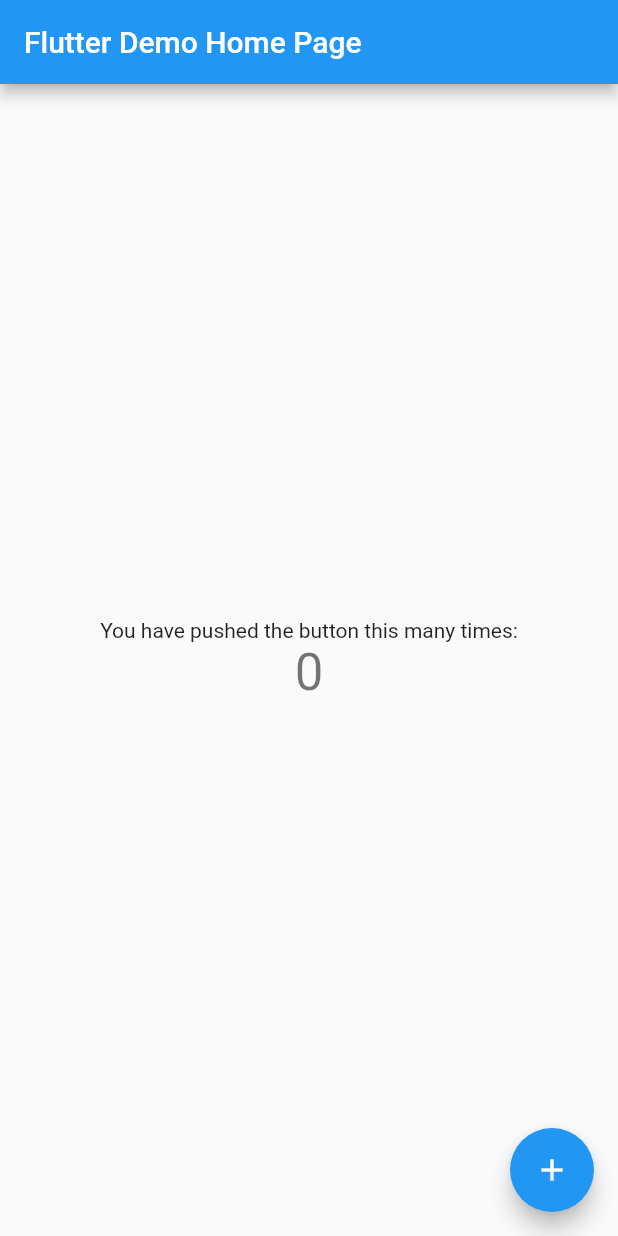
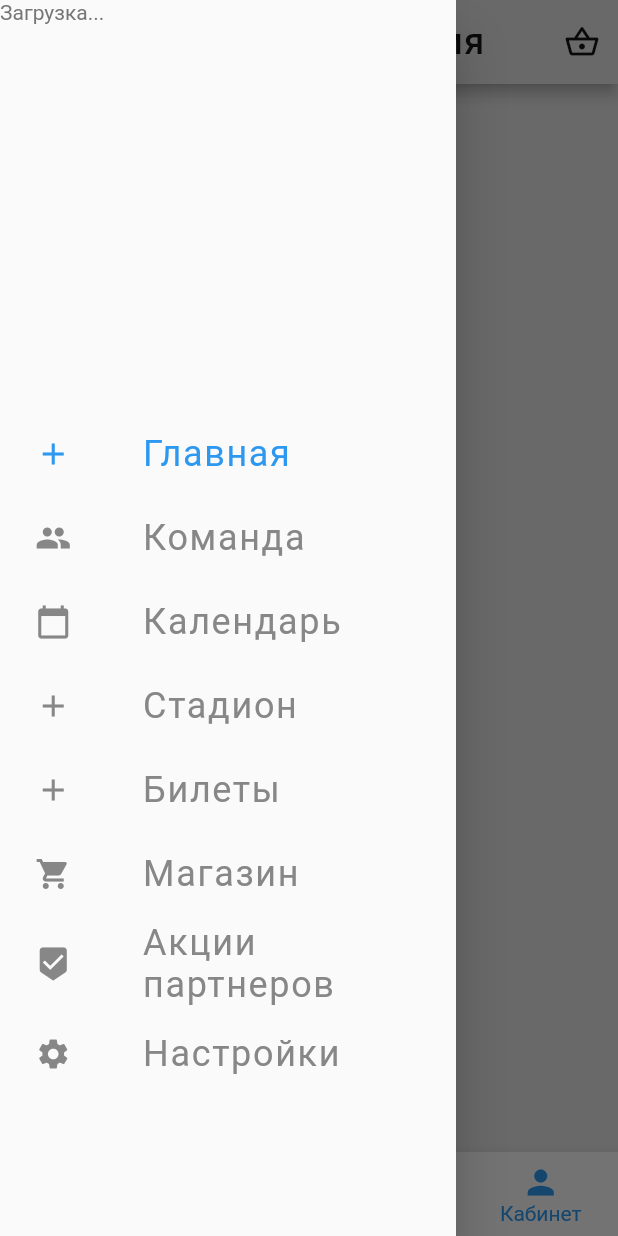
Before and after one commit to kirillnepomiluev/rosseti, a Flutter app: the screen it shows after launch, with the side drawer open (before the commit the screen has no drawer), on a phone screen of 412 x 824 dp. Run offline on Flutter 3.47's test engine with Material 2 defaults, Android fonts, the light colour scheme and no system bars; our stand-ins replace shared_preferences; Roboto replaces fonts that are missing (Structivism).

Commit message:
добавил единый скафолд ,драйвер ,и начало страницы заполнения заявки

```diff
--- a/lib/main.dart
+++ b/lib/main.dart
@@ -1,113 +1,46 @@
 import 'package:flutter/material.dart';
+import 'package:intl/date_symbol_data_local.dart';
+import 'package:rosseti/themes/custom_theme.dart';
+import 'package:rosseti/themes/themes.dart';
+import 'package:shared_preferences/shared_preferences.dart';
 
-void main() {
-  runApp(MyApp());
+import 'router.dart' as router;
+
+
+Map <String, Object> userdata;
+bool isDarkTheme;
+SharedPreferences prefs;
+
+Future<void> main() async {
+  WidgetsFlutterBinding.ensureInitialized();
+
+  await SharedPreferences.getInstance().then((value) {
+    prefs = value;
+    if  (prefs != null && prefs.get("isDarkTeme")!= null) {
+      isDarkTheme = prefs.get("isDarkTeme");
+    }
+  });
+
+  isDarkTheme = isDarkTheme == null? false : isDarkTheme;
+
+  initializeDateFormatting().then((_) => runApp(
+    CustomTheme(
+      initialThemeKey: isDarkTheme?  MyThemeKeys.DARKFC :  MyThemeKeys.LIGHTFC,
+      child: MyApp(),
+    ),
+  ));
 }
 
 class MyApp extends StatelessWidget {
-  // This widget is the root of your application.
   @override
   Widget build(BuildContext context) {
+
     return MaterialApp(
-      title: 'Flutter Demo',
-      theme: ThemeData(
-        // This is the theme of your application.
-        //
-        // Try running your application with "flutter run". You'll see the
-        // application has a blue toolbar. Then, without quitting the app, try
-        // changing the primarySwatch below to Colors.green and then invoke
-        // "hot reload" (press "r" in the console where you ran "flutter run",
-        // or simply save your changes to "hot reload" in a Flutter IDE).
-        // Notice that the counter didn't reset back to zero; the application
-        // is not restarted.
-        primarySwatch: Colors.blue,
-      ),
-      home: MyHomePage(title: 'Flutter Demo Home Page'),
+      debugShowCheckedModeBanner: false,
+      initialRoute: '/',
+      title: 'Product App',
+      theme: CustomTheme.of(context),
+      onGenerateRoute: router.Router.generateRoute,
     );
   }
 }
-
-class MyHomePage extends StatefulWidget {
-  MyHomePage({Key key, this.title}) : super(key: key);
-
-  // This widget is the home page of your application. It is stateful, meaning
-  // that it has a State object (defined below) that contains fields that affect
-  // how it looks.
-
-  // This class is the configuration for the state. It holds the values (in this
-  // case the title) provided by the parent (in this case the App widget) and
-  // used by the build method of the State. Fields in a Widget subclass are
-  // always marked "final".
-
-  final String title;
-
-  @override
-  _MyHomePageState createState() => _MyHomePageState();
-}
-
-class _MyHomePageState extends State<MyHomePage> {
-  int _counter = 0;
-
-  void _incrementCounter() {
-    setState(() {
-      // This call to setState tells the Flutter framework that something has
-      // changed in this State, which causes it to rerun the build method below
-      // so that the display can reflect the updated values. If we changed
-      // _counter without calling setState(), then the build method would not be
-      // called again, and so nothing would appear to happen.
-      _counter++;
-    });
-  }
-
-  @override
-  Widget build(BuildContext context) {
-    // This method is rerun every time setState is called, for instance as done
-    // by the _incrementCounter method above.
-    //
-    // The Flutter framework has been optimized to make rerunning build methods
-    // fast, so that you can just rebuild anything that needs updating rather
-    // than having to individually change instances of widgets.
-    return Scaffold(
-      appBar: AppBar(
-        // Here we take the value from the MyHomePage object that was created by
-        // the App.build method, and use it to set our appbar title.
-        title: Text(widget.title),
-      ),
-      body: Center(
-        // Center is a layout widget. It takes a single child and positions it
-        // in the middle of the parent.
-        child: Column(
-          // Column is also a layout widget. It takes a list of children and
-          // arranges them vertically. By default, it sizes itself to fit its
-          // children horizontally, and tries to be as tall as its parent.
-          //
-          // Invoke "debug painting" (press "p" in the console, choose the
-          // "Toggle Debug Paint" action from the Flutter Inspector in Android
-          // Studio, or the "Toggle Debug Paint" command in Visual Studio Code)
-          // to see the wireframe for each widget.
-          //
-          // Column has various properties to control how it sizes itself and
-          // how it positions its children. Here we use mainAxisAlignment to
-          // center the children vertically; the main axis here is the vertical
-          // axis because Columns are vertical (the cross axis would be
-          // horizontal).
-          mainAxisAlignment: MainAxisAlignment.center,
-          children: <Widget>[
-            Text(
-              'You have pushed the button this many times:',
-            ),
-            Text(
-              '$_counter',
-              style: Theme.of(context).textTheme.headline4,
-            ),
-          ],
-        ),
-      ),
-      floatingActionButton: FloatingActionButton(
-        onPressed: _incrementCounter,
-        tooltip: 'Increment',
-        child: Icon(Icons.add),
-      ), // This trailing comma makes auto-formatting nicer for build methods.
-    );
-  }
-}
--- /dev/null
+++ b/lib/router.dart
@@ -0,0 +1,24 @@
+
+
+import 'package:flutter/cupertino.dart';
+import 'package:flutter/material.dart';
+import 'package:rosseti/ui/pages/FillingForm.dart';
+
+
+class Router {
+  static Route<dynamic> generateRoute(RouteSettings settings) {
+    switch (settings.name) {
+      case '/':
+        return MaterialPageRoute(builder: (_) => FillingForm());
+
+
+      default:
+        return MaterialPageRoute(
+            builder: (_) => Scaffold(
+                  body: Center(
+                    child: Text('No route defined for ${settings.name}'),
+                  ),
+                ));
+    }
+  }
+}
--- /dev/null
+++ b/lib/themes/colors.dart
@@ -0,0 +1,39 @@
+
+import 'package:flutter/material.dart';
+
+//Светлая тема
+const mainbackgroundlight2 = const Color(0xFFEAEAEA); //основной задний фон бади и апп бар
+const mainbackgroundlight = const Color(0xFFE5E5E5); //основной задний фон бади и апп бар
+const uplinelight = const Color(0xFFE2E2E2); //самая верхняя полоска
+const bluesimbolslight = const Color(0xFF2C98F0); //синий символ В вверху и число рядом с ним
+const appbartexstlight = const Color(0xFF141414); //оттенок черного текст и гамбургер в апп баре
+const boxlight = const Color(0xFFFFFFFF); //все боксы и контейнеры чисто белые
+const activbottombariconlight = const Color(0xFF2C98F0); //активная иконка нижнего бара и текст под ней - синий оттенок
+const noactivbottombariconlight = const Color(0xFF666666); //не активная иконка нижнего бара и текст под ней - серый оттенок
+const blueactivlight = const Color(0xFF1B5E9E); // активная иконка бокового меню и текст рядом c ней, фон уголка с номером игрока - синий оттенок
+const noactivsdrawericonlight = const Color(0xFF878787); // не активная иконка бокового меню и текст рядом c ней - синий оттенок
+const myprofiletextlight = const Color(0xFF818181); //надпись "Мой профиль" в боковом меню"
+const greyborderlight = const Color(0xFFCBCBCB); // серые бортики текст филдов
+const greytextfieldlight = const Color(0xFF616161); // серый текст подсказки внутри текст филдов
+const greytextbodylight = const Color(0xFF757575); // текст боди основной цвет
+const btngradientstartlight = const Color(0xff147DE1); // синие кнопки с градиентом
+const btngradientendlight = const Color(0xff1B5E9E); // синие кнопки с градиентом
+
+//Темная тема
+const mainbackgrounddark = const Color(0xFF3F3F3F); //основоной задний фон бади и апп бар, экран загрузки
+const uplinedark = const Color(0xFF353535); //самая верхняя полоска
+const bluesimbolsdark = const Color(0xFFFFFFFF); // чисто белый символ В вверху и число рядом с ним
+const appbartexstdark = const Color(0xFFFFFFFF); //чисто белый текст и гамбургер в апп баре
+const boxdark = const Color(0xFF4E4E4E); //все боксы и контейнеры, а также боковая панель и нижний бар - оттенок серого
+const activbottombaricondark = const Color(0xFFFFFFFF); //активная иконка нижнего бара и текст под ней - чисто белый
+const noactivbottombaricondark = const Color(0xFFC6C2C2); //не активная иконка нижнего бара и текст под ней - серый оттенок
+const activsdrawericondark = const Color(0xFFFFFFFF); // активная иконка бокового меню и текст рядом c ней - Чисто белый
+const blueactivdark = const Color(0xFF1B5E9E); //фон уголка с номером игрока - синий оттенок, такой же как у светлой темы
+const noactivsdrawericondark = const Color(0xFFC6C2C2); // не активная иконка бокового меню и текст рядом c ней - серый оттенок
+const myprofiletextdark = const Color(0xFF818181); //надпись "Мой профиль" в боковом меню" одинаокво со светлой темой
+const greybottondark = const Color(0xFFBEBEBE); // серые кнопки
+const greyborderdark = const Color(0xFFCBCBCB); // серые бортики текст филдов
+const greytextbodydark = const Color(0xFFF5F5F5); // текст боди основной цвет
+//const bluebottondark = const Color(linear-gradient(108.97deg, #147DE1 -13.75%, #1B5E9E 102.11%)); // синие кнопки с градиентом
+//общее
+const redSelected = const Color(0xFFFF0000); // те
--- /dev/null
+++ b/lib/themes/custom_theme.dart
@@ -0,0 +1,82 @@
+import 'package:rosseti/main.dart';
+import 'package:rosseti/themes/themes.dart';
+import 'package:flutter/material.dart';
+import 'package:flutter/widgets.dart';
+import 'package:shared_preferences/shared_preferences.dart';
+
+
+class _CustomTheme extends InheritedWidget {
+  final CustomThemeState data;
+
+  _CustomTheme({
+    this.data,
+    Key key,
+    @required Widget child,
+  }) : super(key: key, child: child);
+
+  @override
+  bool updateShouldNotify(_CustomTheme oldWidget) {
+    return true;
+  }
+}
+
+class CustomTheme extends StatefulWidget {
+  final Widget child;
+  final MyThemeKeys initialThemeKey;
+
+  const CustomTheme({
+    Key key,
+    this.initialThemeKey,
+    @required this.child,
+  }) : super(key: key);
+
+  @override
+  CustomThemeState createState() => new CustomThemeState();
+
+  static ThemeData of(BuildContext context) {
+    _CustomTheme inherited =
+        (context.dependOnInheritedWidgetOfExactType<_CustomTheme>());
+    return inherited.data.theme;
+  }
+
+  static CustomThemeState instanceOf(BuildContext context) {
+    _CustomTheme inherited =
+        (context.dependOnInheritedWidgetOfExactType<_CustomTheme>());
+    return inherited.data;
+  }
+}
+
+class CustomThemeState extends State<CustomTheme> {
+  ThemeData _theme;
+
+  ThemeData get theme => _theme;
+  MyThemeKeys mythemeKey;
+
+  @override
+  initState() {
+    mythemeKey=widget.initialThemeKey;
+    if  (prefs != null && prefs.get("isDarkTeme")!= null) {
+      mythemeKey = prefs.get("isDarkTeme")? MyThemeKeys.DARKFC :MyThemeKeys.LIGHTFC;
+    }
+    _theme = MyThemes.getThemeFromKey(mythemeKey);
+    super.initState();
+  }
+
+
+
+  void changeTheme(MyThemeKeys themeKey) {
+    setState(() {
+      _theme = MyThemes.getThemeFromKey(themeKey);
+      mythemeKey=themeKey;
+      prefs.setBool("isDarkTeme", mythemeKey == MyThemeKeys.DARKFC);
+    });
+  }
+
+  @override
+  Widget build(BuildContext context) {
+    return new _CustomTheme(
+      data: this,
+      child: widget.child,
+    );
+  }
+}
--- /dev/null
+++ b/lib/themes/themes.dart
@@ -0,0 +1,135 @@
+import 'package:flutter/material.dart';
+
+import 'colors.dart';
+
+enum MyThemeKeys {LIGHTFC, DARKFC}
+
+class MyThemes {
+
+
+  static final ThemeData lightThemeFcNnFonts = ThemeData(
+
+    primaryColor: mainbackgroundlight,
+    primaryColorDark: mainbackgroundlight,
+    backgroundColor: mainbackgroundlight,
+    accentColor: activbottombariconlight,
+    scaffoldBackgroundColor: mainbackgroundlight,
+    dialogBackgroundColor: Colors.orange,
+    brightness: Brightness.light,
+    cardColor: boxlight,
+    appBarTheme: AppBarTheme(
+      color: mainbackgroundlight,
+    ),
+    textTheme: TextTheme(
+      caption: TextStyle(color: redSelected, fontFamily: "Roboto",fontSize: 16 ),
+      bodyText1: TextStyle(color: greytextbodylight),
+      bodyText2: TextStyle(color: greytextbodylight,
+        fontSize: 14,
+        fontFamily: "Roboto",
+      ),
+
+      headline5: TextStyle(
+        fontSize: 20,
+        fontFamily: "Roboto",
+        color: appbartexstlight,
+      ),
+
+      headline6: TextStyle(
+          color: appbartexstlight,
+          fontSize: 24,
+          fontFamily: "Structivism",
+          letterSpacing: 1.1),
+
+      subtitle2: TextStyle(color: appbartexstlight, fontSize: 20),
+
+      headline4: TextStyle(
+          color: noactivsdrawericonlight,
+          fontSize: 24,
+          fontFamily: "Structivism",
+          letterSpacing: 1.1),
+
+
+      // боковое меню  Веделенное текст и цвет иконок
+      headline3: TextStyle(
+          color: activbottombariconlight,
+          fontSize: 24,
+          fontFamily: "Structivism",
+          letterSpacing: 1.1),
+
+    ),
+    primaryIconTheme: IconThemeData(color: appbartexstlight),
+    tabBarTheme: TabBarTheme(
+        unselectedLabelStyle: TextStyle(color: noactivbottombariconlight),
+        labelStyle: TextStyle(color: activbottombariconlight),
+        labelColor: activbottombariconlight,
+        unselectedLabelColor: noactivbottombariconlight),
+  );
+  static final ThemeData darkThemeFcNnFonts = ThemeData(
+    primaryColor: mainbackgrounddark,
+    primaryColorDark: mainbackgrounddark,
+    backgroundColor: mainbackgrounddark,
+    accentColor: activbottombaricondark,
+    scaffoldBackgroundColor: mainbackgrounddark,
+    dialogBackgroundColor: Colors.orange,
+    brightness: Brightness.dark,
+    cardColor: boxdark,
+    appBarTheme: AppBarTheme(
+      color: mainbackgrounddark,
+    ),
+    textTheme: TextTheme(
+      caption: TextStyle(color: redSelected, fontFamily: "Roboto",fontSize: 16 ),
+      bodyText1: TextStyle(color: greytextbodydark),
+      bodyText2: TextStyle(color: greytextbodydark,
+        fontSize: 14,
+        fontFamily: "Roboto",
+      ),
+
+      headline5: TextStyle(
+        fontFamily: "Roboto",
+        fontSize: 20,
+        color: appbartexstdark,
+      ),
+
+      headline6: TextStyle(
+          color: appbartexstdark,
+          fontSize: 24,
+          fontFamily: "Structivism",
+          letterSpacing: 1.1),
+
+      subtitle2: TextStyle(color: appbartexstdark, fontSize: 18),
+
+      headline4: TextStyle(
+          color: noactivsdrawericondark,
+          fontSize: 24,
+          fontFamily: "Structivism",
+          letterSpacing: 1.1),
+
+
+      // боковое меню  Веделенное текст и цвет иконок
+      headline3: TextStyle(
+          color: activbottombariconlight,
+          fontSize: 24,
+          fontFamily: "Structivism",
+          letterSpacing: 1.1),
+    ),
+
+
+    primaryIconTheme: IconThemeData(color: appbartexstdark),
+    tabBarTheme: TabBarTheme(
+        unselectedLabelStyle: TextStyle(color: noactivbottombaricondark),
+        labelStyle: TextStyle(color: activbottombariconlight),
+        labelColor: activbottombariconlight,
+        unselectedLabelColor: noactivbottombaricondark),
+  );
+
+  static ThemeData getThemeFromKey(MyThemeKeys themeKey) {
+    switch (themeKey) {
+      case MyThemeKeys.LIGHTFC:
+        return lightThemeFcNnFonts;
+      case MyThemeKeys.DARKFC:
+        return darkThemeFcNnFonts;
+      default:
+        return lightThemeFcNnFonts;
+    }
+  }
+}
--- /dev/null
+++ b/lib/ui/pages/FillingForm.dart
@@ -0,0 +1,26 @@
+import 'package:flutter/cupertino.dart';
+import 'package:flutter/material.dart';
+import 'package:rosseti/widgets/MyScaffold.dart';
+
+class FillingForm extends StatefulWidget{
+  @override
+  _FillingFormState createState() => _FillingFormState();
+}
+
+class _FillingFormState extends State<FillingForm> {
+  @override
+  Widget build(BuildContext context) {
+    return buildMyScaffold(context, Filing(context), "Форма заполнения",
+        bottomItemIndex: 3,
+        isAppbar: true,
+        IconAppBar: IconButton(
+          icon: Icon(Icons.shopping_basket_outlined),
+          onPressed: () {
+            Navigator.pushNamed(context, '/basketPage');
+          },
+        ));
+  }
+  Widget Filing (BuildContext context){
+    return Container();
+  }
+}
--- /dev/null
+++ b/lib/ui/views/mainDrawer.dart
@@ -0,0 +1,135 @@
+
+import 'package:flutter/material.dart';
+
+class mainDrawer extends StatefulWidget {
+  mainDrawer({Key key, this.index}) : super(key: key);
+
+  int index;
+
+
+
+  @override
+  State<StatefulWidget> createState() => _mainDrawerState(index);
+}
+
+class _mainDrawerState extends State<mainDrawer> with  AutomaticKeepAliveClientMixin<mainDrawer> {
+
+  int index = 0;
+  String url;
+
+  Map _photos;
+
+  _mainDrawerState(int index) {
+    this.index = index;
+  }
+
+
+  ListTile buildListTile(BuildContext context,
+      {indexnumber = 0, direction = '/', IconData mIcon, title = "Главная"}) {
+    bool selected = index == indexnumber ? true : false;
+    Color _iconColor = selected
+        ? Theme.of(context).textTheme.headline3.color
+        : Theme.of(context).textTheme.headline4.color;
+    TextStyle _textStyle = selected
+        ? Theme.of(context).textTheme.headline3
+        : Theme.of(context).textTheme.headline4;
+
+    return ListTile(
+      selected: selected,
+      title: Row(
+          mainAxisAlignment: MainAxisAlignment.spaceAround,
+          mainAxisSize: MainAxisSize.min,
+          children: <Widget>[
+            Expanded(
+                flex: 1,
+                child: Icon(
+                  mIcon,
+                  color: _iconColor,
+                )),
+            Expanded(
+              flex: 6,
+              child: Container(
+                padding: EdgeInsets.fromLTRB(40, 0, 0, 0),
+                child: Text(
+                  title,
+                  style: _textStyle,
+                ),
+              ),
+            )
+          ]),
+      onTap: () {
+        Navigator.pushNamed(context, direction);
+      },
+    );
+  }
+
+  @override
+  Widget build(BuildContext context) {
+    super.build(context);
+    return Drawer(
+      child: Column(
+        crossAxisAlignment: CrossAxisAlignment.stretch,
+        children: <Widget>[
+          Expanded(
+            flex: 4,
+            child:  Text('Загрузка...')
+          ),
+          Expanded(flex: 8 ,child: ListView(
+            // Important: Remove any padding from the ListView.
+            padding: EdgeInsets.zero,
+            children: <Widget>[
+              buildListTile(context,
+                  title: "Главная",
+                  direction: "/",
+                  mIcon: Icons.add,
+                  indexnumber: 0),
+              buildListTile(context,
+                  title: "Команда",
+                  direction: "/team",
+                  mIcon: Icons.people,
+                  indexnumber: 1),
+              buildListTile(context,
+                  title: "Календарь",
+                  direction: "/calendar",
+                  mIcon: Icons.calendar_today,
+                  indexnumber: 2),
+              buildListTile(context,
+                  title: "Стадион",
+                  direction: "/stadium",
+                  mIcon: Icons.add,
+                  indexnumber: 3),
+              buildListTile(context,
+                  title: "Билеты",
+                  direction: "/tickets",
+                  mIcon: Icons.add,
+                  indexnumber: 4),
+              buildListTile(context,
+                  title: "Магазин",
+                  direction: "/shop",
+                  mIcon: Icons.shopping_cart,
+                  indexnumber: 5),
+              buildListTile(context,
+                  title: "Акции партнеров",
+                  direction: "/partnerpromotions",
+                  mIcon: Icons.beenhere,
+                  indexnumber: 6),
+              buildListTile(context,
+                  title: "Настройки",
+                  direction: "/settings",
+                  mIcon: Icons.settings,
+                  indexnumber: 7),
+
+            ],
+          ),),
+        ],
+      ),
+    );
+  }
+
+
+  @override
+  // TODO: implement wantKeepAlive
+  bool get wantKeepAlive => true;
+
+
+}
--- /dev/null
+++ b/lib/widgets/MyScaffold.dart
@@ -0,0 +1,79 @@
+// import 'package:edunano/pre/my_flutter_app_icons.dart' as custicon;
+import 'package:rosseti/ui/views/mainDrawer.dart';
+import 'package:flutter/material.dart';
+
+// import 'ui/views/BottobBanner.dart';
+
+Scaffold buildMyScaffold(BuildContext context, Widget body, String title,
+    {int bottomItemIndex = 0, bool isAppbar = true, int indexdrawer = 0, bool isNeedDrawer = true, bool isNeedBottomMenu = true, bool isNeedBottomBar = false, IconButton IconAppBar,}) {
+  return Scaffold(
+      appBar: isAppbar
+          ? AppBar(
+              backgroundColor: Theme.of(context).scaffoldBackgroundColor,
+              title: Text(title, style: Theme.of(context).textTheme.headline6),
+              centerTitle: true,
+        actions: [IconAppBar],
+            )
+          : null,
+      backgroundColor: Theme.of(context).scaffoldBackgroundColor,
+      drawer: isNeedDrawer ?  mainDrawer(index: indexdrawer) : null,
+      body: body,
+      bottomNavigationBar: !isNeedBottomMenu? null : Column(
+        mainAxisSize: MainAxisSize.min,
+        children: <Widget>[
+         // isNeedBottomBar?  SizedBox(
+         //    width: MediaQuery.of(context).size.width * 1,
+         //    height: 50.0,
+         //    child: BottomBanner("mainbottombaner"),
+         //  ) :  Container(),
+          BottomNavigationBar(
+              type: BottomNavigationBarType.fixed,
+              iconSize: 26,
+              unselectedItemColor:
+                  Theme.of(context).tabBarTheme.unselectedLabelColor,
+              selectedItemColor: Theme.of(context).tabBarTheme.labelColor,
+              selectedLabelStyle: Theme.of(context).tabBarTheme.labelStyle,
+              unselectedLabelStyle:
+                  Theme.of(context).tabBarTheme.unselectedLabelStyle,
+              showUnselectedLabels: true,
+              items: <BottomNavigationBarItem>[
+                BottomNavigationBarItem(
+                  icon: Image.asset('assets/BottomIconNews.png'),
+                  title: Text('Новости'),
+                ),
+                BottomNavigationBarItem(
+                  icon: Icon(Icons.people),
+                  title: Text('Каталог'),
+                ),
+                BottomNavigationBarItem(
+                  icon: Icon(Icons.add),
+                  title: Text('Мероприятия'),
+                ),
+                BottomNavigationBarItem(
+                  icon: Icon(Icons.person),
+                  title: Text('Кабинет'),
+                ),
+              ],
+              currentIndex: bottomItemIndex,
+              onTap: (int index) {
+                String _routeName;
+                switch (index) {
+                  case 0:
+                    _routeName = '/';
+                    break;
+                  case 1:
+                    _routeName = '/catalogPage';
+                    break;
+                  case 2:
+                    _routeName = '/activitys';
+                    break;
+                  case 3:
+                    _routeName = '/cabinetPage';
+                    break;
+                }
+                Navigator.pushNamed(context, _routeName);
+              }),
+        ],
+      ) //
+      );
+}
```
Also changed, not shown: pubspec.yaml (+29 -0 lines), assets/BottomIconNews.png (added), assets/imageee.png (added), pubspec.lock, 2 other files.
